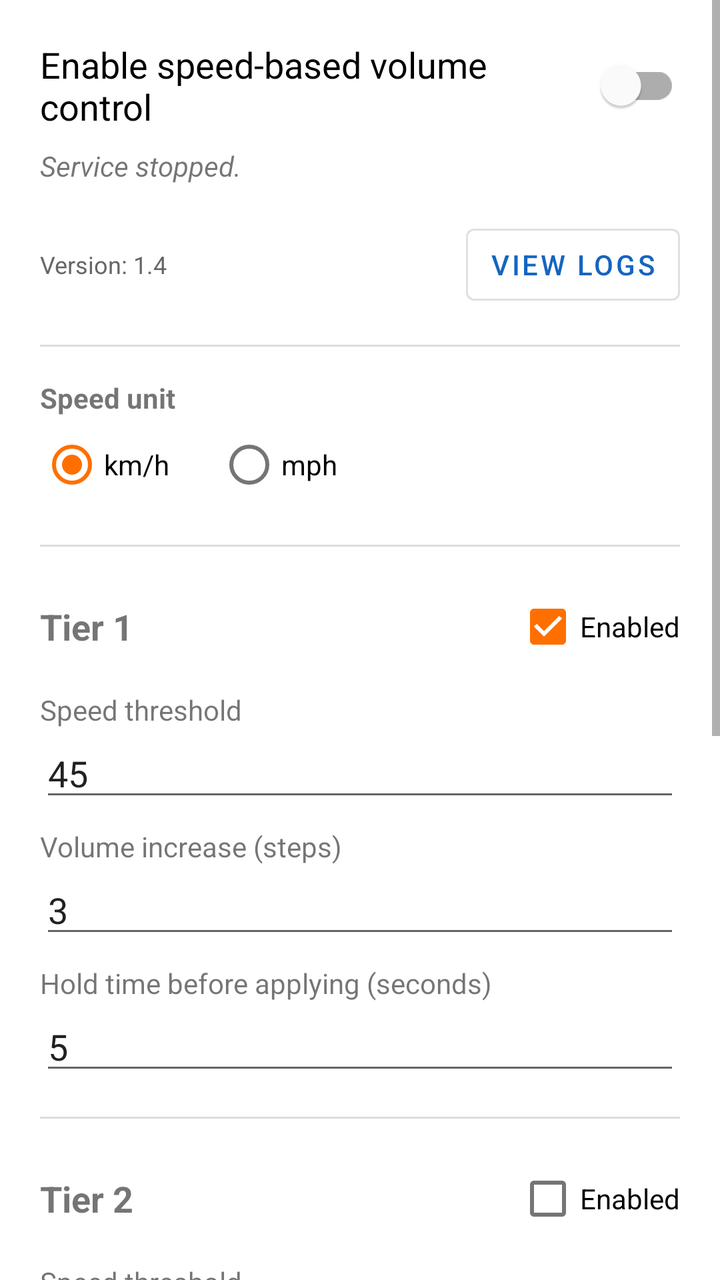
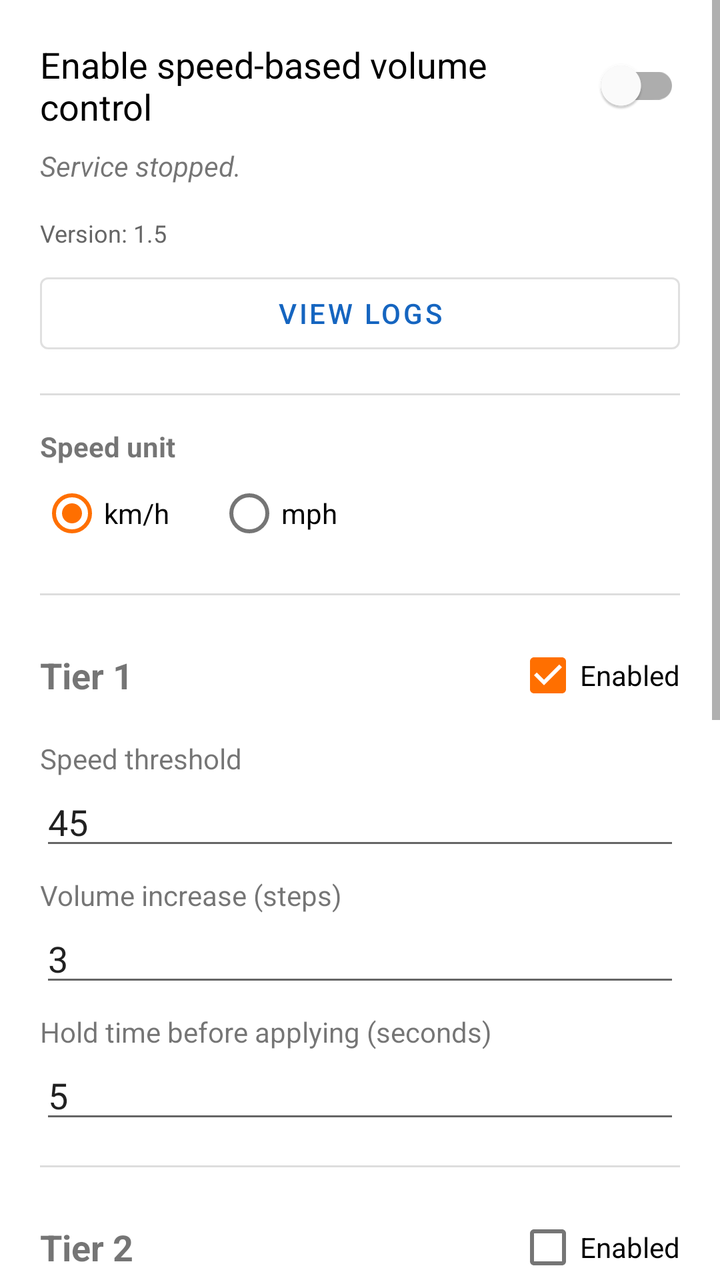

Compare the two renders of this Android layout. The source of the first and the diff that turns it into the second are given below.
<!-- AndroidManifest.xml: activity theme Theme.SpeedVolume -->
<!-- res/layout/activity_main.xml -->
<?xml version="1.0" encoding="utf-8"?>
<ScrollView xmlns:android="http://schemas.android.com/apk/res/android"
    xmlns:app="http://schemas.android.com/apk/res-auto"
    android:layout_width="match_parent"
    android:layout_height="match_parent">

    <LinearLayout
        android:id="@+id/contentContainer"
        android:layout_width="match_parent"
        android:layout_height="wrap_content"
        android:orientation="vertical"
        android:paddingStart="20dp"
        android:paddingEnd="20dp"
        android:paddingTop="20dp"
        android:paddingBottom="20dp">

        <com.google.android.material.switchmaterial.SwitchMaterial
            android:id="@+id/switchMaster"
            android:layout_width="match_parent"
            android:layout_height="wrap_content"
            android:text="@string/master_switch_label"
            android:textSize="18sp"
            android:paddingBottom="4dp" />

        <TextView
            android:id="@+id/textStatus"
            android:layout_width="match_parent"
            android:layout_height="wrap_content"
            android:layout_marginTop="4dp"
            android:layout_marginBottom="16dp"
            android:text="@string/status_stopped"
            android:textStyle="italic" />

        <LinearLayout
            android:layout_width="match_parent"
            android:layout_height="wrap_content"
            android:orientation="horizontal"
            android:gravity="center_vertical"
            android:layout_marginBottom="16dp">

            <TextView
                android:id="@+id/textVersion"
                android:layout_width="0dp"
                android:layout_height="wrap_content"
                android:layout_weight="1"
                android:text="@string/version_default"
                android:textSize="12sp"
                android:textColor="#666666" />

            <Button
                android:id="@+id/buttonViewLogs"
                android:layout_width="wrap_content"
                android:layout_height="wrap_content"
                android:text="@string/view_logs_button"
                style="@style/Widget.MaterialComponents.Button.OutlinedButton"
                android:paddingStart="12dp"
                android:paddingEnd="12dp" />
        </LinearLayout>

        <View
            android:layout_width="match_parent"
            android:layout_height="1dp"
            android:background="#DDDDDD"
            android:layout_marginBottom="16dp" />

        <TextView
            android:layout_width="wrap_content"
            android:layout_height="wrap_content"
            android:text="@string/unit_label"
            android:textStyle="bold" />

        <RadioGroup
            android:id="@+id/radioGroupUnit"
            android:layout_width="wrap_content"
            android:layout_height="wrap_content"
            android:orientation="horizontal"
            android:layout_marginBottom="16dp">

            <RadioButton
                android:id="@+id/radioKmh"
                android:layout_width="wrap_content"
                android:layout_height="wrap_content"
                android:text="@string/unit_kmh"
                android:checked="true" />

            <RadioButton
                android:id="@+id/radioMph"
                android:layout_width="wrap_content"
                android:layout_height="wrap_content"
                android:layout_marginStart="24dp"
                android:text="@string/unit_mph" />
        </RadioGroup>

        <View
            android:layout_width="match_parent"
            android:layout_height="1dp"
            android:background="#DDDDDD"
            android:layout_marginBottom="16dp" />

        
        <LinearLayout
            android:layout_width="match_parent"
            android:layout_height="wrap_content"
            android:orientation="horizontal"
            android:gravity="center_vertical">

            <TextView
                android:layout_width="0dp"
                android:layout_height="wrap_content"
                android:layout_weight="1"
                android:text="@string/tier1_title"
                android:textSize="18sp"
                android:textStyle="bold" />

            <CheckBox
                android:id="@+id/checkTier1Enabled"
                android:layout_width="wrap_content"
                android:layout_height="wrap_content"
                android:checked="true"
                android:text="@string/tier_enabled" />
        </LinearLayout>

        <TextView
            android:layout_width="match_parent"
            android:layout_height="wrap_content"
            android:layout_marginTop="8dp"
            android:text="@string/tier_speed_label" />

        <EditText
            android:id="@+id/editTier1Speed"
            android:layout_width="match_parent"
            android:layout_height="wrap_content"
            android:inputType="number"
            android:maxLength="3"
            android:text="45" />

        <TextView
            android:layout_width="match_parent"
            android:layout_height="wrap_content"
            android:layout_marginTop="8dp"
            android:text="@string/tier_increase_label" />

        <EditText
            android:id="@+id/editTier1Increase"
            android:layout_width="match_parent"
            android:layout_height="wrap_content"
            android:inputType="number"
            android:maxLength="2"
            android:text="3" />

        <TextView
            android:layout_width="match_parent"
            android:layout_height="wrap_content"
            android:layout_marginTop="8dp"
            android:text="@string/tier_dwell_label" />

        <EditText
            android:id="@+id/editTier1Dwell"
            android:layout_width="match_parent"
            android:layout_height="wrap_content"
            android:layout_marginBottom="16dp"
            android:inputType="number"
            android:maxLength="3"
            android:text="5" />

        <View
            android:layout_width="match_parent"
            android:layout_height="1dp"
            android:background="#DDDDDD"
            android:layout_marginBottom="16dp" />

        
        <LinearLayout
            android:layout_width="match_parent"
            android:layout_height="wrap_content"
            android:orientation="horizontal"
            android:gravity="center_vertical">

            <TextView
                android:layout_width="0dp"
                android:layout_height="wrap_content"
                android:layout_weight="1"
                android:text="@string/tier2_title"
                android:textSize="18sp"
                android:textStyle="bold" />

            <CheckBox
                android:id="@+id/checkTier2Enabled"
                android:layout_width="wrap_content"
                android:layout_height="wrap_content"
                android:checked="false"
                android:text="@string/tier_enabled" />
        </LinearLayout>

        <TextView
            android:layout_width="match_parent"
            android:layout_height="wrap_content"
            android:layout_marginTop="8dp"
            android:text="@string/tier_speed_label" />

        <EditText
            android:id="@+id/editTier2Speed"
            android:layout_width="match_parent"
            android:layout_height="wrap_content"
            android:inputType="number"
            android:maxLength="3"
            android:text="90" />

        <TextView
            android:layout_width="match_parent"
            android:layout_height="wrap_content"
            android:layout_marginTop="8dp"
            android:text="@string/tier_increase_label" />

        <EditText
            android:id="@+id/editTier2Increase"
            android:layout_width="match_parent"
            android:layout_height="wrap_content"
            android:inputType="number"
            android:maxLength="2"
            android:text="4" />

        <TextView
            android:layout_width="match_parent"
            android:layout_height="wrap_content"
            android:layout_marginTop="8dp"
            android:text="@string/tier_dwell_label" />

        <EditText
            android:id="@+id/editTier2Dwell"
            android:layout_width="match_parent"
            android:layout_height="wrap_content"
            android:layout_marginBottom="16dp"
            android:inputType="number"
            android:maxLength="3"
            android:text="5" />

        <View
            android:layout_width="match_parent"
            android:layout_height="1dp"
            android:background="#DDDDDD"
            android:layout_marginBottom="16dp" />

        <CheckBox
            android:id="@+id/checkStartOnBoot"
            android:layout_width="match_parent"
            android:layout_height="wrap_content"
            android:checked="true"
            android:text="@string/start_on_boot_label" />

        <Button
            android:id="@+id/buttonGrantLocation"
            android:layout_width="match_parent"
            android:layout_height="wrap_content"
            android:layout_marginTop="16dp"
            android:text="@string/grant_location_button" />

        <Button
            android:id="@+id/buttonIgnoreBattery"
            android:layout_width="match_parent"
            android:layout_height="wrap_content"
            android:layout_marginTop="8dp"
            android:text="@string/ignore_battery_button" />

        <LinearLayout
            android:layout_width="match_parent"
            android:layout_height="wrap_content"
            android:layout_marginTop="16dp"
            android:orientation="horizontal">

            <Button
                android:id="@+id/buttonCancel"
                style="@style/Widget.MaterialComponents.Button.OutlinedButton"
                android:layout_width="0dp"
                android:layout_height="wrap_content"
                android:layout_weight="1"
                android:layout_marginEnd="8dp"
                android:text="@string/cancel_button" />

            <Button
                android:id="@+id/buttonSave"
                style="@style/Widget.MaterialComponents.Button"
                android:layout_width="0dp"
                android:layout_height="wrap_content"
                android:layout_weight="1"
                android:layout_marginStart="8dp"
                android:text="@string/save_button" />
        </LinearLayout>

    </LinearLayout>
</ScrollView>
<!-- resources referenced by this layout -->
<resources>
  <string name="cancel_button">Cancel</string>
  <string name="grant_location_button">Grant location permission</string>
  <string name="ignore_battery_button">Disable battery optimization</string>
  <string name="master_switch_label">Enable speed-based volume control</string>
  <string name="save_button">Save</string>
  <string name="start_on_boot_label">Start automatically on boot</string>
  <string name="status_stopped">Service stopped.</string>
  <string name="tier1_title">Tier 1</string>
  <string name="tier2_title">Tier 2</string>
  <string name="tier_dwell_label">Hold time before applying (seconds)</string>
  <string name="tier_enabled">Enabled</string>
  <string name="tier_increase_label">Volume increase (steps)</string>
  <string name="tier_speed_label">Speed threshold</string>
  <string name="unit_kmh">km/h</string>
  <string name="unit_label">Speed unit</string>
  <string name="unit_mph">mph</string>
  <string name="version_default">Version: 1.4</string>
  <string name="view_logs_button">View Logs</string>
  <style name="Theme.SpeedVolume" parent="Theme.MaterialComponents.DayNight.NoActionBar">
          <item name="colorPrimary">@color/primary</item>
          <item name="colorPrimaryDark">@color/primary_dark</item>
          <item name="colorAccent">@color/accent</item>
      </style>
  <color name="primary">#1565C0</color>
  <color name="primary_dark">#0D47A1</color>
  <color name="accent">#FF6F00</color>
</resources>

<!-- the commit's change to res/layout/activity_main.xml (unified diff, before → after) -->
@@ -31,31 +31,22 @@
             android:text="@string/status_stopped"
             android:textStyle="italic" />
 
-        <LinearLayout
-            android:layout_width="match_parent"
-            android:layout_height="wrap_content"
-            android:orientation="horizontal"
-            android:gravity="center_vertical"
-            android:layout_marginBottom="16dp">
-
-            <TextView
-                android:id="@+id/textVersion"
-                android:layout_width="0dp"
-                android:layout_height="wrap_content"
-                android:layout_weight="1"
-                android:text="@string/version_default"
-                android:textSize="12sp"
-                android:textColor="#666666" />
-
-            <Button
-                android:id="@+id/buttonViewLogs"
-                android:layout_width="wrap_content"
-                android:layout_height="wrap_content"
-                android:text="@string/view_logs_button"
-                style="@style/Widget.MaterialComponents.Button.OutlinedButton"
-                android:paddingStart="12dp"
-                android:paddingEnd="12dp" />
-        </LinearLayout>
+        <TextView
+            android:id="@+id/textVersion"
+            android:layout_width="match_parent"
+            android:layout_height="wrap_content"
+            android:text="@string/version_default"
+            android:textSize="12sp"
+            android:textColor="#666666"
+            android:layout_marginBottom="8dp" />
+
+        <Button
+            android:id="@+id/buttonViewLogs"
+            android:layout_width="match_parent"
+            android:layout_height="wrap_content"
+            android:text="@string/view_logs_button"
+            style="@style/Widget.MaterialComponents.Button.OutlinedButton"
+            android:layout_marginBottom="16dp" />
 
         <View
             android:layout_width="match_parent"
<!-- resource entries referenced after the edit -->
@@ -16,7 +16,7 @@
   <string name="unit_kmh">km/h</string>
   <string name="unit_label">Speed unit</string>
   <string name="unit_mph">mph</string>
-  <string name="version_default">Version: 1.4</string>
+  <string name="version_default">Version: 1.5</string>
   <string name="view_logs_button">View Logs</string>
   <style name="Theme.SpeedVolume" parent="Theme.MaterialComponents.DayNight.NoActionBar">
           <item name="colorPrimary">@color/primary</item>
